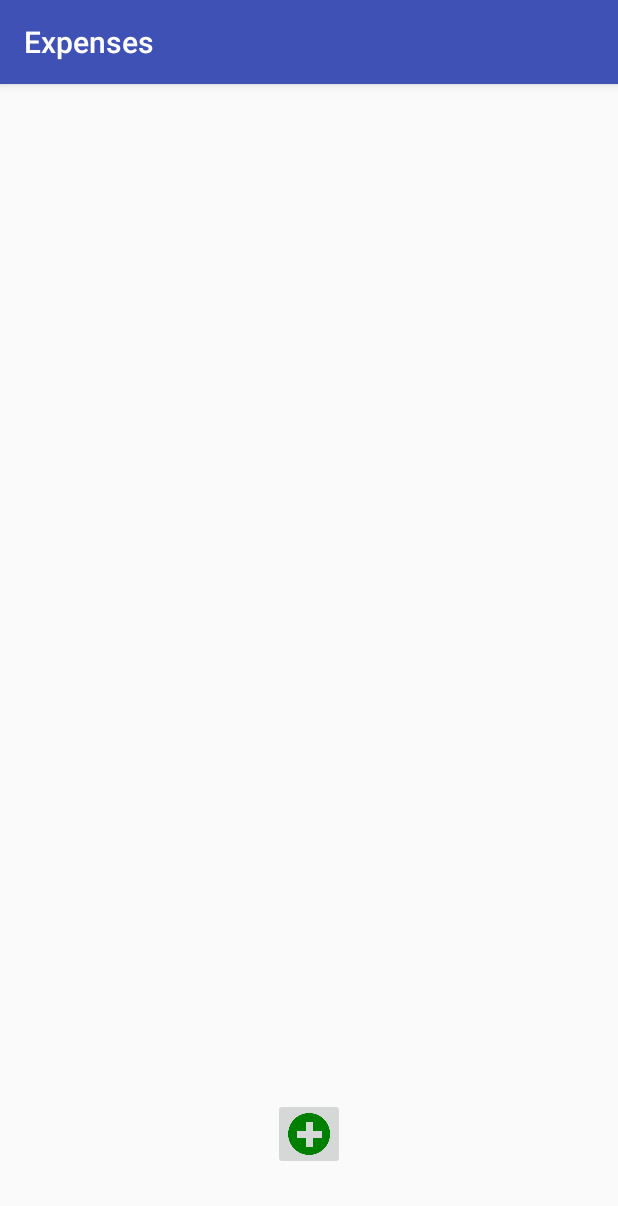
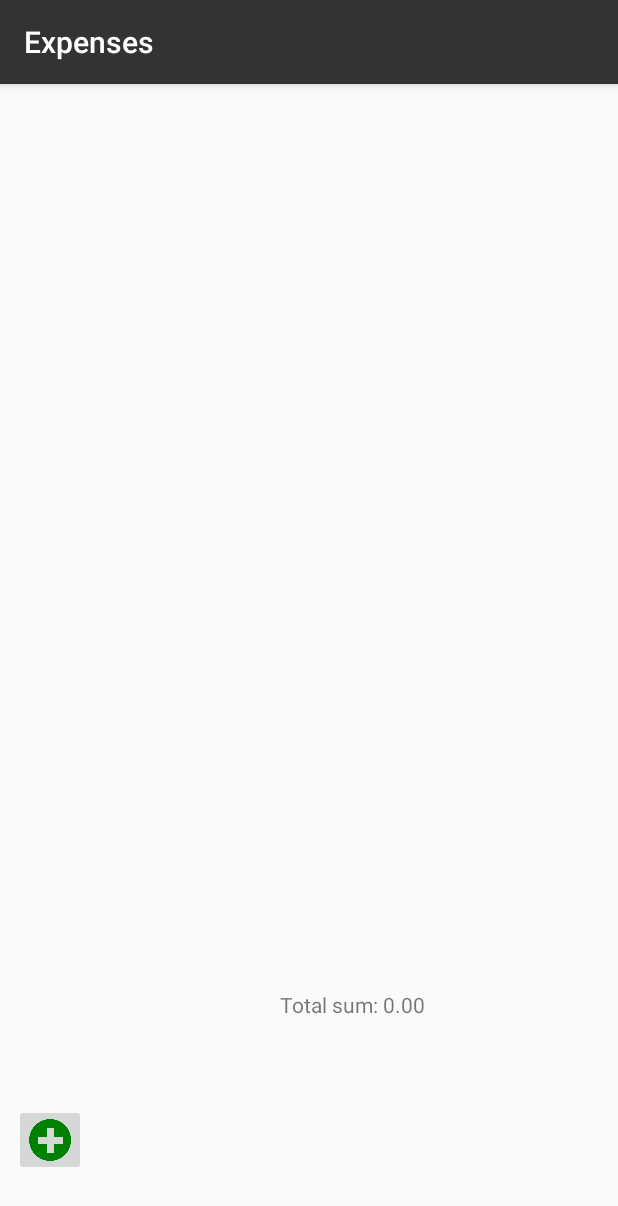
Before and after one commit to ssaprank/expenses, an Android app: the ItemsActivity screen opened directly, with no data from a screen before it, on a phone screen of 412 x 824 dp. Shown: the top 1206 px of the screen. Run offline under Robolectric (Android 15) with nearby library versions, the phone set to English and light mode, and no system bars; our stand-ins replace Room's generated code.

Commit message:
Window-item app up and running

```diff
--- a/app/src/main/java/com/example/admin/expenses/ItemsActivity.java
+++ b/app/src/main/java/com/example/admin/expenses/ItemsActivity.java
@@ -14,16 +14,14 @@ import android.widget.TextView;
 
 import com.example.admin.expenses.data.ExpensesDatabase;
 import com.example.admin.expenses.fragments.AddItemDialogFragment;
-import com.example.admin.expenses.fragments.AddWindowDialogFragment;
 
-import org.w3c.dom.Text;
+import java.util.Locale;
 
 public class ItemsActivity extends AppCompatActivity {
 
     @Override
     protected void onCreate(Bundle savedInstanceState) {
         super.onCreate(savedInstanceState);
-
         Intent intent = getIntent();
         final long windowId = intent.getLongExtra("window_id", 0);
 
@@ -34,10 +32,10 @@ public class ItemsActivity extends AppCompatActivity {
         setContentView(R.layout.activity_items);
         final ExpensesDatabase db = ExpensesDatabase.getInstance(this);
         Cursor itemCursor = db.item().selectByWindowId(windowId);
-        //Cursor itemCursor = db.item().selectAll();
 
         boolean firstElement = true;
         int previousElementId = 0;
+        double totalSpent = 0;
 
         ConstraintSet set = new ConstraintSet();
         ConstraintLayout layoutItems = findViewById(R.id.layout_item_list);
@@ -52,8 +50,10 @@ public class ItemsActivity extends AppCompatActivity {
             String sumString = "";
 
             if (gained) {
+                totalSpent -= sum;
                 sumString = "+ " + Double.toString(sum);
             } else {
+                totalSpent += sum;
                 sumString = "- " + Double.toString(sum);
             }
 
@@ -62,8 +62,8 @@ public class ItemsActivity extends AppCompatActivity {
             TextView itemTextView = new TextView(this);
 
             itemTextView.setText(itemText);
+            layoutItems.addView(itemTextView);
             itemTextView.setId(View.generateViewId());
-            layoutItems.addView(itemTextView);
 
             // button view for item deletion
             ImageButton deleteItemButton = new ImageButton(this);
@@ -72,7 +72,7 @@ public class ItemsActivity extends AppCompatActivity {
                 public void onClick(View v) {
                     try {
                         db.beginTransaction();
-                        db.window().deleteById(itemId);
+                        db.item().deleteById(itemId);
                         db.setTransactionSuccessful();
                     } catch (Exception e) {} finally {
                         db.endTransaction();
@@ -84,6 +84,8 @@ public class ItemsActivity extends AppCompatActivity {
 
             layoutItems.addView(deleteItemButton);
             deleteItemButton.setId(View.generateViewId());
+
+            set.clone(layoutItems);
 
             // if it's the first window - let it match constraint layout
             // otherwise - let it be constrained relative to the previous window
@@ -111,6 +113,31 @@ public class ItemsActivity extends AppCompatActivity {
 
         itemCursor.close();
 
+        String totalSumString = String.format(Locale.getDefault(), "Total sum: %.2f", totalSpent);
+
+        Cursor windowPlannedSumCursor = db.window().selectById(windowId);
+
+        if (windowPlannedSumCursor.moveToFirst() && windowPlannedSumCursor.getCount() >= 1) {
+            int index = windowPlannedSumCursor.getColumnIndex("planned_sum");
+
+            if (index > 0) {
+                Log.d("DEBUG", "INDEX: " + index);
+                Log.d("DEBUG", "CURSOR COUNT: " + windowPlannedSumCursor.getCount());
+                double windowPlannedSum = windowPlannedSumCursor.getDouble(index);
+
+                if (windowPlannedSum > 0) {
+                    totalSumString += String.format(Locale.getDefault(), "\nPlanned sum: %.2f", windowPlannedSum);
+                    totalSumString += String.format(Locale.getDefault(), "\nRemaining money to spend: %.2f", (windowPlannedSum - totalSpent));
+                }
+            }
+            windowPlannedSumCursor.close();
+        }
+
+
+        // Text view showing the total amount of money spent
+        TextView totalSumTextView =  findViewById(R.id.totals_item_text_view);
+        totalSumTextView.setText(totalSumString);
+
         ImageButton addItemButton = findViewById(R.id.addItemButton);
 
         addItemButton.setOnClickListener(new View.OnClickListener() {
--- a/app/src/main/res/layout/activity_items.xml
+++ b/app/src/main/res/layout/activity_items.xml
@@ -1,4 +1,5 @@
 <?xml version="1.0" encoding="utf-8"?>
+
 <android.support.constraint.ConstraintLayout
     xmlns:android="http://schemas.android.com/apk/res/android"
     android:layout_width="match_parent"
@@ -12,10 +13,11 @@
         android:id="@+id/addItemButton"
         android:layout_width="48dp"
         android:layout_height="48dp"
-        android:layout_marginBottom="44dp"
+        android:layout_marginBottom="40dp"
         android:contentDescription="@string/add_item_button_description"
         android:scaleType="centerCrop"
         app:layout_constraintBottom_toBottomOf="parent"
+        app:layout_constraintHorizontal_bias="0.025"
         app:layout_constraintLeft_toLeftOf="parent"
         app:layout_constraintRight_toRightOf="parent"
         app:srcCompat="@drawable/add_button" />
@@ -41,4 +43,16 @@
         </android.support.constraint.ConstraintLayout>
     </ScrollView>
 
+    <TextView
+        android:id="@+id/totals_item_text_view"
+        android:layout_width="wrap_content"
+        android:layout_height="wrap_content"
+        android:layout_marginBottom="8dp"
+        android:layout_marginEnd="8dp"
+        android:layout_marginStart="8dp"
+        android:layout_marginTop="8dp"
+        app:layout_constraintBottom_toBottomOf="parent"
+        app:layout_constraintEnd_toEndOf="parent"
+        app:layout_constraintStart_toEndOf="@+id/addItemButton"
+        app:layout_constraintTop_toBottomOf="@+id/scroll_view_item_list" />
 </android.support.constraint.ConstraintLayout>
--- a/app/src/main/res/values/styles.xml
+++ b/app/src/main/res/values/styles.xml
@@ -7,5 +7,4 @@
         <item name="colorPrimaryDark">@color/colorPrimaryDark</item>
         <item name="colorAccent">@color/colorAccent</item>
     </style>
-
 </resources>
```
Also changed, not shown: app/src/main/java/com/example/admin/expenses/MainActivity.java (+18 -3 lines), app/src/main/res/layout/activity_main.xml (+5 -2 lines), app/src/main/res/values/colors.xml (+4 -3 lines).
